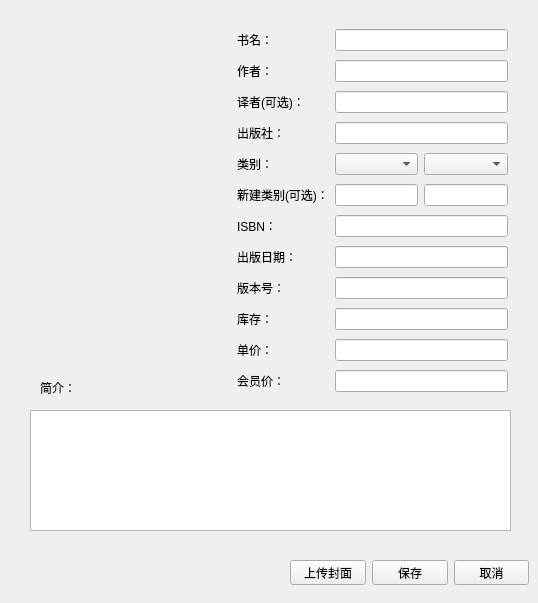
Before: the Qt Designer form ui/ui_edit_book_detail.ui in inverse-limit/database-proj, drawn with Qt 5.
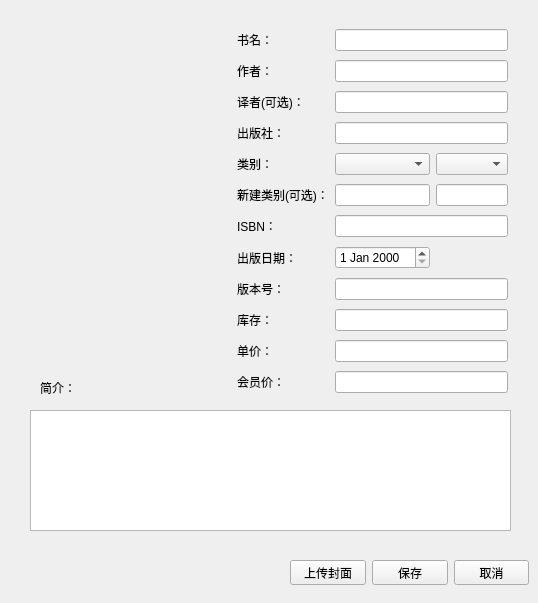
After: the same form once the commit is applied. Icons and pictures are not drawn.

What changed in the file:
```diff
--- a/ui/ui_edit_book_detail.ui
+++ b/ui/ui_edit_book_detail.ui
@@ -88,7 +88,7 @@
     <bool>true</bool>
    </property>
   </widget>
-  <widget class="QWidget" name="">
+  <widget class="QWidget" name="layoutWidget">
    <property name="geometry">
     <rect>
      <x>237</x>
@@ -181,9 +181,6 @@
       </property>
      </widget>
     </item>
-    <item row="7" column="1" colspan="2">
-     <widget class="QLineEdit" name="lineEdit_pressdate"/>
-    </item>
     <item row="8" column="0">
      <widget class="QLabel" name="label">
       <property name="text">
@@ -224,6 +221,9 @@
     <item row="11" column="1" colspan="2">
      <widget class="QLineEdit" name="lineEdit_vip_price"/>
     </item>
+    <item row="7" column="1">
+     <widget class="QDateEdit" name="dateEdit_pressdate"/>
+    </item>
    </layout>
   </widget>
  </widget>
```
